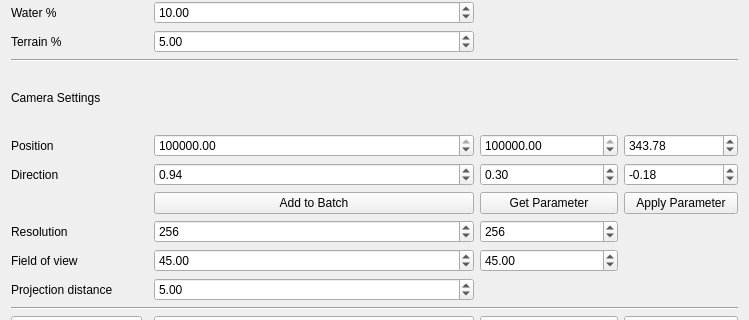
Above: src/plugins/CityGMLVisibiliteQtPlugin/Dialogs/dialogVisibilite.ui from VCityTeam/3DUSE before the change; both pictures show x 0 to 749 and y 296 to 616 of the 749 by 805 pixel window. Below: the same form after it.
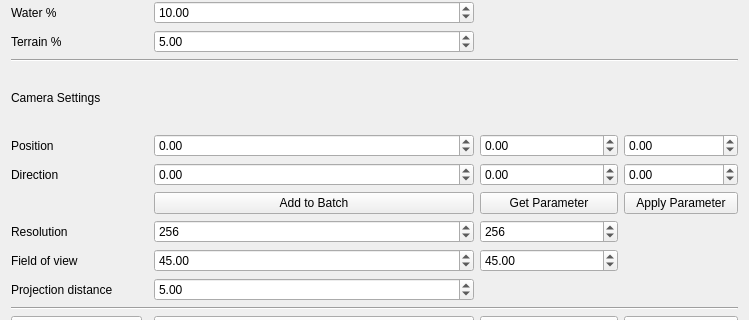
That is the form after the change.

The edit to the form file:
```diff
--- a/src/plugins/CityGMLVisibiliteQtPlugin/Dialogs/dialogVisibilite.ui
+++ b/src/plugins/CityGMLVisibiliteQtPlugin/Dialogs/dialogVisibilite.ui
@@ -148,7 +148,7 @@
       <double>999999999.000000000000000</double>
      </property>
      <property name="value">
-      <double>0.300000000000000</double>
+      <double>0.000000000000000</double>
      </property>
     </widget>
    </item>
@@ -161,7 +161,7 @@
       <double>999999999.000000000000000</double>
      </property>
      <property name="value">
-      <double>343.779999999999973</double>
+      <double>0.000000000000000</double>
      </property>
     </widget>
    </item>
@@ -201,7 +201,7 @@
       <double>999999999.000000000000000</double>
      </property>
      <property name="value">
-      <double>0.940000000000000</double>
+      <double>0.000000000000000</double>
      </property>
     </widget>
    </item>
@@ -221,7 +221,7 @@
       <double>999999999.000000000000000</double>
      </property>
      <property name="value">
-      <double>1841863.159999999916181</double>
+      <double>0.000000000000000</double>
      </property>
     </widget>
    </item>
@@ -241,7 +241,7 @@
       <double>999999999.000000000000000</double>
      </property>
      <property name="value">
-      <double>5175848.480000000447035</double>
+      <double>0.000000000000000</double>
      </property>
     </widget>
    </item>
@@ -311,7 +311,7 @@
       <double>999999999.000000000000000</double>
      </property>
      <property name="value">
-      <double>-0.180000000000000</double>
+      <double>0.000000000000000</double>
      </property>
     </widget>
    </item>
```
